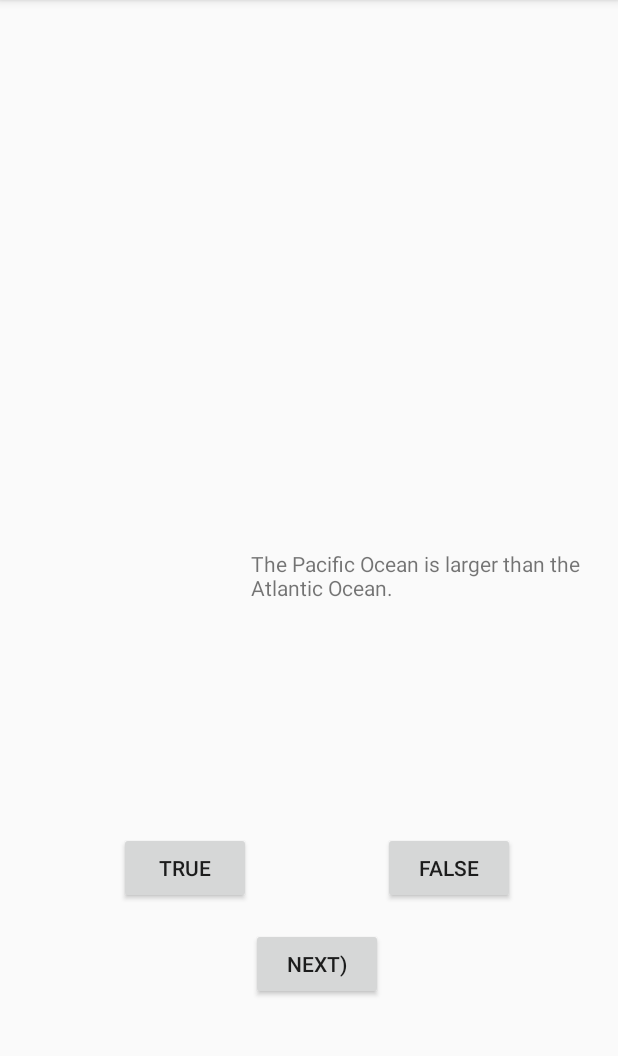
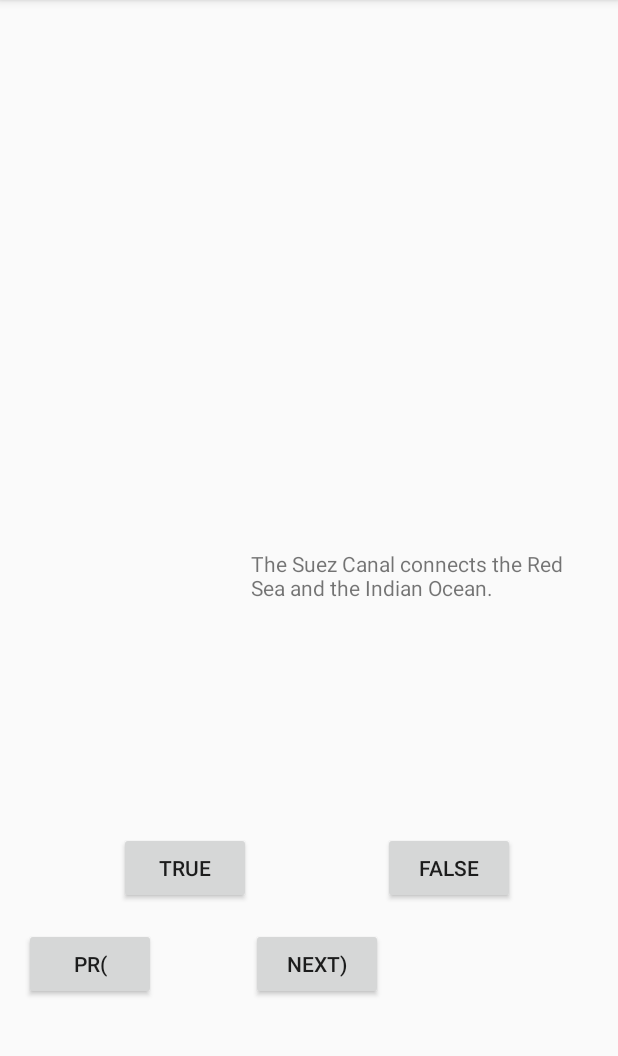
Before and after one commit to waywern/MyApplication, an Android app: the screen it shows after launch (MainActivity), after a tap on "NEXT)", on a phone screen of 412 x 824 dp, the part 84-1140 px from its top. Run offline under Robolectric (Android 15) with nearby library versions, the phone set to English and light mode, and no system bars.

Commit message:
Develope new button "previous"

```diff
--- a/app/src/main/java/com/waywern/myapplication/MainActivity.java
+++ b/app/src/main/java/com/waywern/myapplication/MainActivity.java
@@ -11,6 +11,7 @@ import android.support.v7.app.AppCompatActivity;
     private Button mTrueButton;
     private Button mFalseButton;
     private Button mNextButton;
+    private Button mPreviouseButton;
     private TextView mQuestionTextView;
     private TrueFalse[] mQuestionBank = new TrueFalse[] {
                     new TrueFalse(R.string.question_oceans, true),
@@ -50,10 +51,22 @@ import android.support.v7.app.AppCompatActivity;
             mNextButton.setOnClickListener(new View.OnClickListener(){
                     @Override
                     public void onClick(View v){
-                            mCurrentIndex = (mCurrentIndex  - 1) % mQuestionBank.length;
+                            mCurrentIndex = (mCurrentIndex  + 1) % mQuestionBank.length;
                             updatequestion();
                         }
                 });
+            mPreviouseButton  = (Button)findViewById(R.id.previouse_button);
+            mPreviouseButton.setOnClickListener(new View.OnClickListener(){
+                @Override
+                public void onClick(View v){
+                    if(mCurrentIndex == 0)
+                        mCurrentIndex = mQuestionBank.length-1;
+                    else
+                        mCurrentIndex = mCurrentIndex  - 1;
+                    updatequestion();
+                }
+            });
+
         }
     public void updatequestion()
     {
--- a/app/src/main/res/layout/activity_main.xml
+++ b/app/src/main/res/layout/activity_main.xml
@@ -47,4 +47,13 @@
         android:layout_toRightOf="@+id/true_button"
         android:layout_toEndOf="@+id/true_button"
         android:layout_marginTop="64dp" />
+
+    <Button
+        android:layout_width="wrap_content"
+        android:layout_height="wrap_content"
+        android:text="@string/previouse"
+        android:id="@+id/previouse_button"
+        android:layout_alignTop="@+id/next_button"
+        android:layout_alignParentLeft="true"
+        android:layout_alignParentStart="true" />
 </RelativeLayout>
--- a/app/src/main/res/values/strings.xml
+++ b/app/src/main/res/values/strings.xml
@@ -3,6 +3,7 @@
     <string name="correct_toast">Correct!</string>
     <string name="incorrect_toast">Incorrect!</string>
     <string name="next">Next)</string>
+    <string name="previouse">PR(</string>
     <string name="question_oceans">The Pacific Ocean is larger than the Atlantic Ocean.</string>
     <string name="question_mideast">The Suez Canal connects the Red Sea and the Indian Ocean.</string>
     <string name="question_africa">The source of the Nile River is in Egypt.</string>
```
